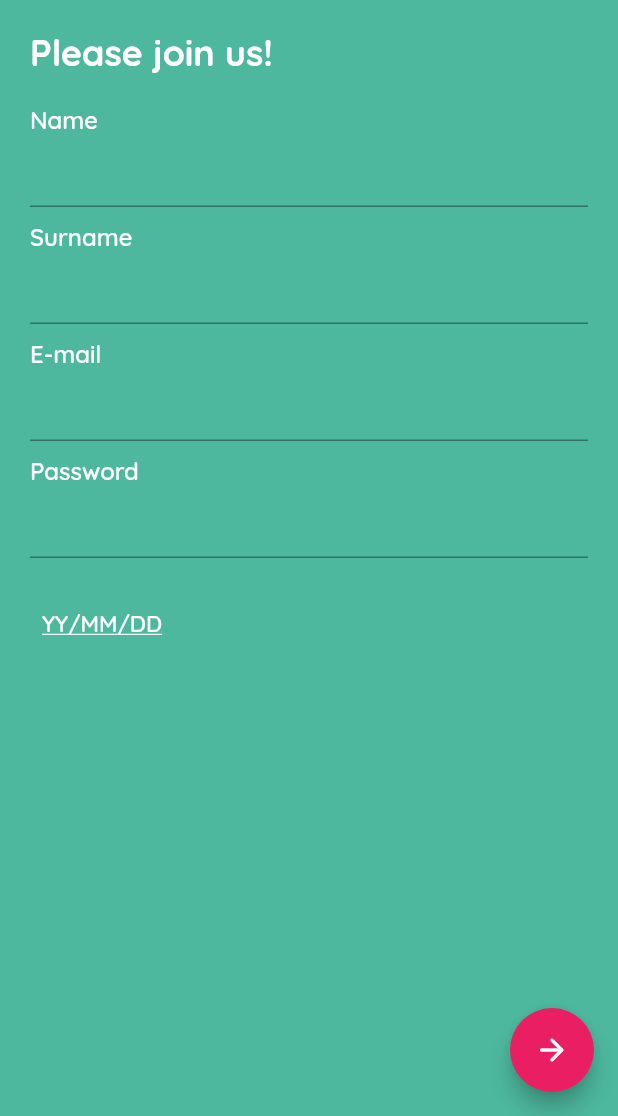
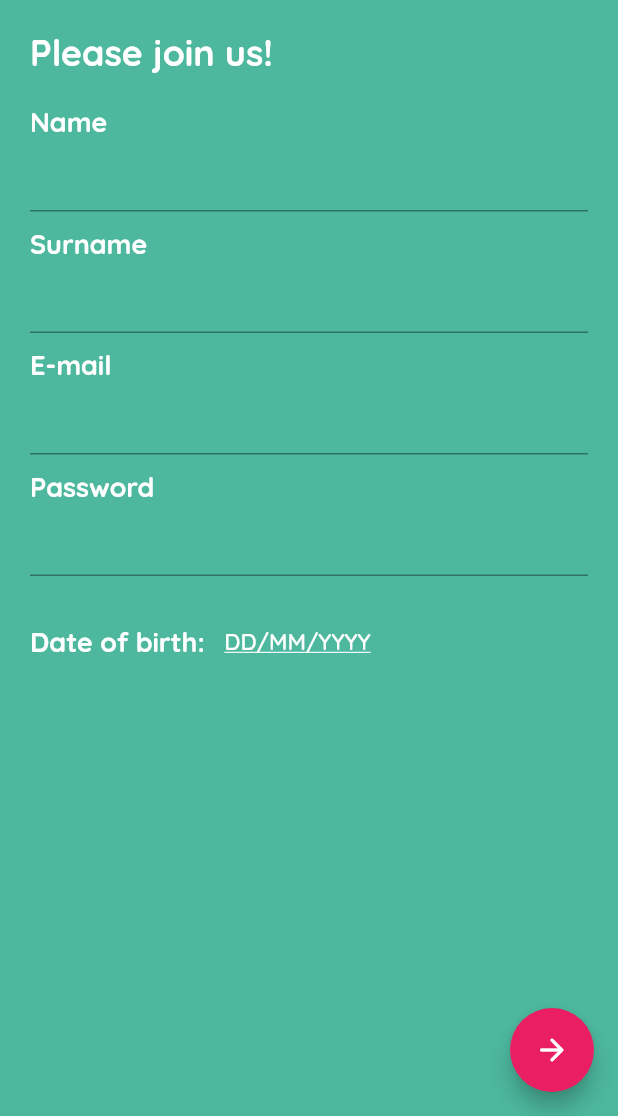
Before and after one commit to assanbayg/helzy, a Flutter app: the SignUpScreen screen opened by its route, after a tap on the "arrow forward" icon, on a phone screen of 412 x 824 dp, the part 120-1236 px from its top. Run offline on Flutter 3.47's test engine with Material 2 defaults, Android fonts, the phone set to English and light mode, and no system bars; our stand-ins replace cloud_firestore, file_picker, firebase_auth, firebase_core, fl_chart; accounts and stored records are empty; network calls fail.

Commit message:
Add data to firestore

```diff
--- a/lib/auth/auth_services.dart
+++ b/lib/auth/auth_services.dart
@@ -1,9 +1,14 @@
+import 'package:cloud_firestore/cloud_firestore.dart';
 import 'package:firebase_auth/firebase_auth.dart';
 
 class AuthService {
+  final db = FirebaseFirestore.instance;
   Future<String?> register({
     required String email,
     required String password,
+    required String name,
+    required String surname,
+    required String dateOfBirth,
   }) async {
     try {
       final credential =
@@ -11,6 +16,13 @@ class AuthService {
         email: email,
         password: password,
       );
+      await db.collection('users').add({
+        'name': name,
+        'surname': surname,
+        'dateOfBirth': dateOfBirth,
+      }).then((DocumentReference doc) {
+        print('DocumentSnapshot added with ID: ${doc.id}');
+      });
     } on FirebaseAuthException catch (e) {
       if (e.code == 'weak-password') {
         return 'The password provided is too weak.';
--- a/lib/auth/sign_up_screen.dart
+++ b/lib/auth/sign_up_screen.dart
@@ -1,4 +1,5 @@
 import 'package:flutter/material.dart';
+import 'package:intl/intl.dart';
 import 'auth_services.dart';
 import 'policy_screen.dart';
 import '../widgets/logo_title.dart';
@@ -12,8 +13,12 @@ class SignUpScreen extends StatefulWidget {
 }
 
 class _SignUpScreenState extends State<SignUpScreen> {
+  final TextEditingController _nameController = TextEditingController();
+  final TextEditingController _surnameController = TextEditingController();
   final TextEditingController _emailController = TextEditingController();
   final TextEditingController _passwordController = TextEditingController();
+  final TextEditingController _dateInput = TextEditingController();
+
   @override
   Widget build(BuildContext context) {
     var theme = Theme.of(context);
@@ -42,23 +47,103 @@ class _SignUpScreenState extends State<SignUpScreen> {
                 children: [
                   Text('Please join us!', style: theme.textTheme.headlineSmall),
                   const SizedBox(height: 20),
-                  const Text('Name'),
-                  const TextField(),
+                  const Text(
+                    'Name',
+                    style: TextStyle(
+                      fontWeight: FontWeight.w700,
+                      fontSize: 18,
+                    ),
+                  ),
+                  TextField(
+                    controller: _nameController,
+                    style: theme.textTheme.bodyMedium,
+                  ),
                   const SizedBox(height: 10),
-                  const Text('Surname'),
-                  const TextField(),
+                  const Text(
+                    'Surname',
+                    style: TextStyle(
+                      fontWeight: FontWeight.w700,
+                      fontSize: 18,
+                    ),
+                  ),
+                  TextField(
+                    controller: _surnameController,
+                    style: theme.textTheme.bodyMedium,
+                  ),
                   const SizedBox(height: 10),
-                  const Text('E-mail'),
+                  const Text(
+                    'E-mail',
+                    style: TextStyle(
+                      fontWeight: FontWeight.w700,
+                      fontSize: 18,
+                    ),
+                  ),
                   TextField(
                     controller: _emailController,
+                    style: theme.textTheme.bodyMedium,
                   ),
                   const SizedBox(height: 10),
-                  const Text('Password'),
+                  const Text(
+                    'Password',
+                    style: TextStyle(
+                      fontWeight: FontWeight.w700,
+                      fontSize: 18,
+                    ),
+                  ),
                   TextField(
                     controller: _passwordController,
+                    style: theme.textTheme.bodyMedium,
                   ),
                   const SizedBox(height: 20),
-                  TextButton(onPressed: () {}, child: const Text('YY/MM/DD')),
+                  Row(
+                    children: [
+                      Text(
+                        'Date of birth: ',
+                        style: TextStyle(
+                          fontWeight: FontWeight.w700,
+                          fontSize: 18,
+                        ),
+                      ),
+                      TextButton(
+                          onPressed: () async {
+                            DateTime? pickedDate = await showDatePicker(
+                              context: context,
+                              builder: (context, child) {
+                                return Theme(
+                                  data: Theme.of(context).copyWith(
+                                    colorScheme: ColorScheme.light(
+                                      primary: theme.primaryColor,
+                                      onPrimary: Colors.white,
+                                      onSurface: theme.primaryColor,
+                                    ),
+                                    textButtonTheme: TextButtonThemeData(
+                                      style: TextButton.styleFrom(
+                                        foregroundColor: Colors.red,
+                                      ),
+                                    ),
+                                  ),
+                                  child: child!,
+                                );
+                              },
+                              initialDate: DateTime.now(),
+                              firstDate: DateTime(1950),
+                              lastDate: DateTime.now(),
+                            );
+
+                            if (pickedDate != null) {
+                              String formattedDate =
+                                  DateFormat('yyyy-MM-dd').format(pickedDate);
+                              print(formattedDate);
+                              setState(() {
+                                _dateInput.text = formattedDate;
+                              });
+                            } else {}
+                          },
+                          child: Text(_dateInput.text == ""
+                              ? 'DD/MM/YYYY'
+                              : _dateInput.text)),
+                    ],
+                  ),
                 ],
               ),
             ),
@@ -70,6 +155,9 @@ class _SignUpScreenState extends State<SignUpScreen> {
             final message = await AuthService().register(
               email: _emailController.text,
               password: _passwordController.text,
+              name: _nameController.text,
+              surname: _surnameController.text,
+              dateOfBirth: _dateInput.text,
             );
             if (message!.contains('Success')) {
               Navigator.pushNamed(context, PolicyScreen.routeName);
--- a/pubspec.yaml
+++ b/pubspec.yaml
@@ -45,6 +45,7 @@ dependencies:
   firebase: ^9.0.3
   auth: ^8.2.0+02
   firebase_auth: ^4.2.2
+  cloud_firestore: ^4.5.1
 
 dev_dependencies:
   flutter_test:
```
Also changed, not shown: lib/firestore/user_services.dart (added, +41 -0 lines), lib/models/user.dart (added, +9 -0 lines), lib/widgets/my_drawer.dart (+12 -2 lines), lib/firebase_options.dart, pubspec.lock, 4 other files.
